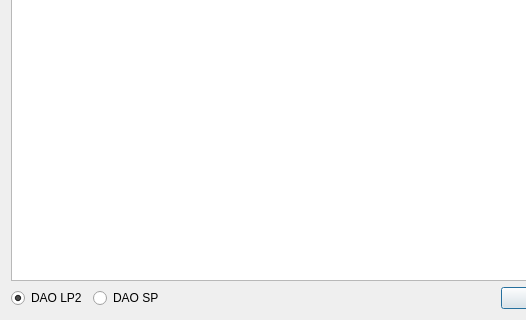
Qt form cdaoconfdlg.ui (Jo2003/cd2netmd_gui) before a commit; both pictures show x 0 to 526 and y 195 to 515 of the 678 by 515 pixel window.
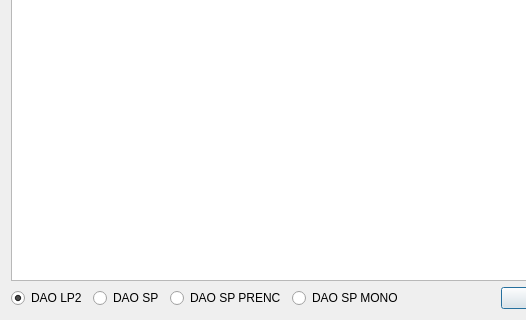
The same form after that commit. Icons and pictures are not drawn.

Commit message: add track date setting from org. disc, cue sheet, and track - prepare SP doa and SP mono dao

```diff
--- a/cdaoconfdlg.ui
+++ b/cdaoconfdlg.ui
@@ -54,6 +54,20 @@
        </attribute>
       </widget>
      </item>
+     <item>
+      <widget class="QRadioButton" name="radioDaoSpPreenc">
+       <property name="text">
+        <string>DAO SP PRENC</string>
+       </property>
+      </widget>
+     </item>
+     <item>
+      <widget class="QRadioButton" name="radioDaoSpMono">
+       <property name="text">
+        <string>DAO SP MONO</string>
+       </property>
+      </widget>
+     </item>
      <item>
       <widget class="QDialogButtonBox" name="buttonBox">
        <property name="orientation">
```
Left out of the diff: 2 changed lines with no effect on the pictures. The commit also changes 17 other files.
